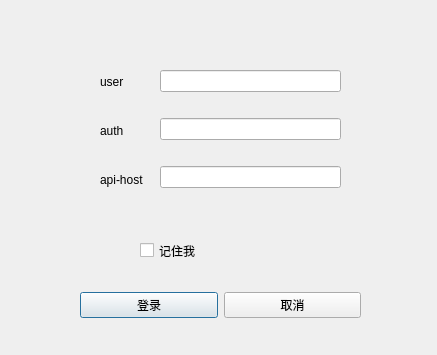
i-curve/filesystem-client, file login.ui: the form before one commit.
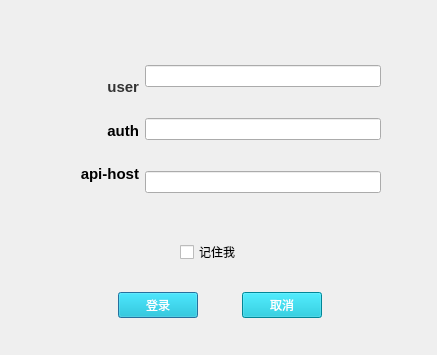
The form after the commit.

Commit message:
style: 美化登录界面 (#10)
close #10

```diff
--- a/login.ui
+++ b/login.ui
@@ -10,16 +10,22 @@
     <height>355</height>
    </rect>
   </property>
+  <property name="sizePolicy">
+   <sizepolicy hsizetype="Preferred" vsizetype="Fixed">
+    <horstretch>0</horstretch>
+    <verstretch>0</verstretch>
+   </sizepolicy>
+  </property>
   <property name="windowTitle">
    <string>filesystem 登录</string>
   </property>
   <widget class="QCheckBox" name="checkBox">
    <property name="geometry">
     <rect>
-     <x>140</x>
+     <x>180</x>
      <y>240</y>
-     <width>171</width>
-     <height>21</height>
+     <width>72</width>
+     <height>24</height>
     </rect>
    </property>
    <property name="text">
@@ -38,6 +44,17 @@
    <layout class="QHBoxLayout" name="horizontalLayout">
     <item>
      <widget class="QPushButton" name="pushButton">
+      <property name="sizePolicy">
+       <sizepolicy hsizetype="Fixed" vsizetype="Fixed">
+        <horstretch>0</horstretch>
+        <verstretch>0</verstretch>
+       </sizepolicy>
+      </property>
+      <property name="styleSheet">
+       <string notr="true">background: #00bcd4;
+color: #fff;
+</string>
+      </property>
       <property name="text">
        <string>登录</string>
       </property>
@@ -45,6 +62,16 @@
     </item>
     <item>
      <widget class="QPushButton" name="pushButton_2">
+      <property name="sizePolicy">
+       <sizepolicy hsizetype="Fixed" vsizetype="Fixed">
+        <horstretch>0</horstretch>
+        <verstretch>0</verstretch>
+       </sizepolicy>
+      </property>
+      <property name="styleSheet">
+       <string notr="true">background: #01bcd4;
+color: #fff;</string>
+      </property>
       <property name="text">
        <string>取消</string>
       </property>
@@ -52,57 +79,108 @@
     </item>
    </layout>
   </widget>
-  <widget class="QWidget" name="">
+  <widget class="QWidget" name="layoutWidget">
    <property name="geometry">
     <rect>
-     <x>160</x>
-     <y>50</y>
-     <width>181</width>
-     <height>161</height>
+     <x>80</x>
+     <y>40</y>
+     <width>301</width>
+     <height>181</height>
     </rect>
    </property>
-   <layout class="QVBoxLayout" name="verticalLayout_2">
+   <layout class="QHBoxLayout" name="horizontalLayout_2">
     <item>
-     <widget class="QLineEdit" name="lineEdit"/>
-    </item>
-    <item>
-     <widget class="QLineEdit" name="lineEdit_2"/>
-    </item>
-    <item>
-     <widget class="QLineEdit" name="lineEdit_3"/>
-    </item>
-   </layout>
-  </widget>
-  <widget class="QWidget" name="">
-   <property name="geometry">
-    <rect>
-     <x>100</x>
-     <y>60</y>
-     <width>61</width>
-     <height>141</height>
-    </rect>
-   </property>
    <layout class="QVBoxLayout" name="verticalLayout">
     <item>
      <widget class="QLabel" name="label">
+        <property name="font">
+         <font>
+          <pointsize>11</pointsize>
+          <bold>true</bold>
+         </font>
+        </property>
+        <property name="styleSheet">
+         <string notr="true">color: #333;
+font-weight:bolder;</string>
+        </property>
       <property name="text">
        <string>user</string>
       </property>
+        <property name="alignment">
+         <set>Qt::AlignBottom|Qt::AlignRight|Qt::AlignTrailing</set>
+        </property>
+        <property name="indent">
+         <number>-2</number>
+        </property>
      </widget>
     </item>
     <item>
      <widget class="QLabel" name="label_2">
+        <property name="font">
+         <font>
+          <pointsize>11</pointsize>
+          <bold>true</bold>
+         </font>
+        </property>
       <property name="text">
        <string>auth</string>
       </property>
+        <property name="alignment">
+         <set>Qt::AlignRight|Qt::AlignTrailing|Qt::AlignVCenter</set>
+        </property>
      </widget>
     </item>
     <item>
      <widget class="QLabel" name="label_3">
+        <property name="font">
+         <font>
+          <pointsize>11</pointsize>
+          <bold>true</bold>
+         </font>
+        </property>
       <property name="text">
        <string>api-host</string>
       </property>
-     </widget>
+        <property name="alignment">
+         <set>Qt::AlignRight|Qt::AlignTop|Qt::AlignTrailing</set>
+        </property>
+       </widget>
+      </item>
+     </layout>
+    </item>
+    <item>
+     <layout class="QVBoxLayout" name="verticalLayout_2">
+      <item>
+       <widget class="QLineEdit" name="lineEdit">
+        <property name="sizePolicy">
+         <sizepolicy hsizetype="Expanding" vsizetype="Fixed">
+          <horstretch>0</horstretch>
+          <verstretch>0</verstretch>
+         </sizepolicy>
+        </property>
+       </widget>
+      </item>
+      <item>
+       <widget class="QLineEdit" name="lineEdit_2">
+        <property name="sizePolicy">
+         <sizepolicy hsizetype="Expanding" vsizetype="Fixed">
+          <horstretch>0</horstretch>
+          <verstretch>0</verstretch>
+         </sizepolicy>
+        </property>
+       </widget>
+      </item>
+      <item>
+       <widget class="QLineEdit" name="lineEdit_3">
+        <property name="sizePolicy">
+         <sizepolicy hsizetype="Expanding" vsizetype="Fixed">
+          <horstretch>0</horstretch>
+          <verstretch>0</verstretch>
+         </sizepolicy>
+        </property>
+       </widget>
+      </item>
+     </layout>
     </item>
    </layout>
   </widget>
```
Lines whose indentation alone changed are shown as unchanged. The commit also changes 1 other file.
